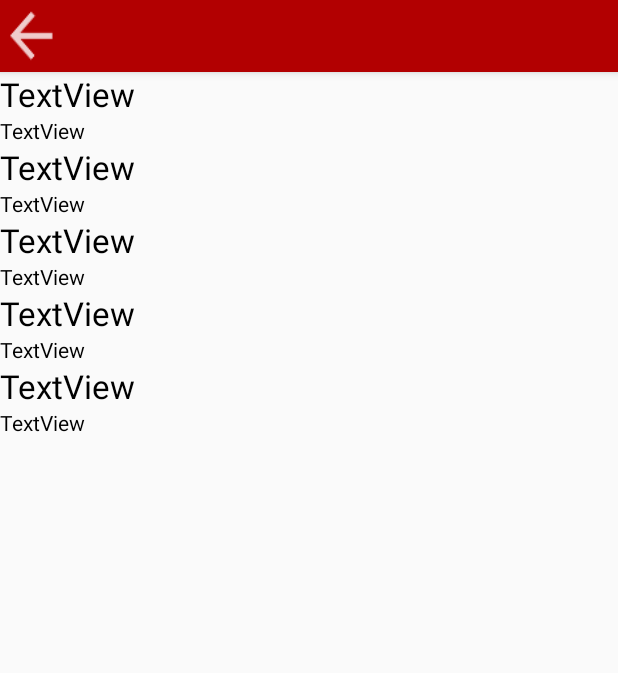
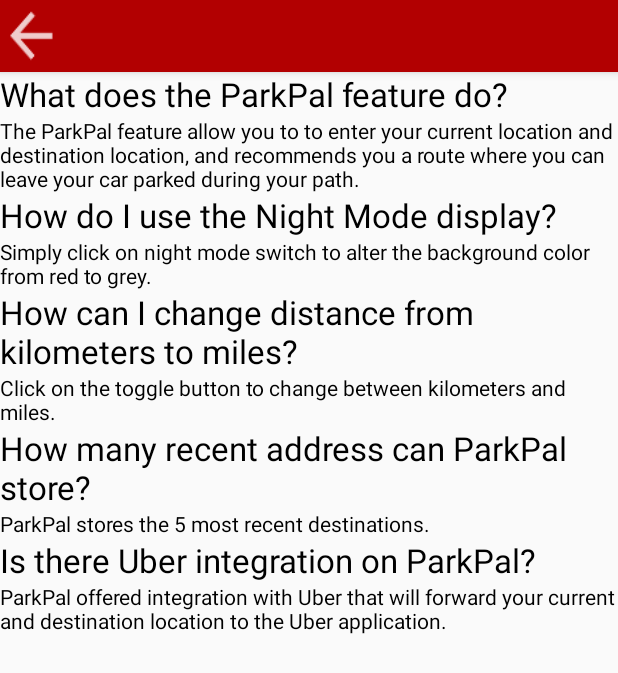
Before and after one commit to klaframboise/ParkPal, an Android app: the FAQSection screen opened directly, with no data from a screen before it, on a phone screen of 412 x 824 dp. Shown: the top 673 px of the screen. Run offline under Robolectric (Android 15) with nearby library versions, the phone set to English and light mode, and no system bars.

Commit message:
added the questions for the faq

```diff
--- a/ParkPal.Android/app/src/main/res/layout/activity_faq.xml
+++ b/ParkPal.Android/app/src/main/res/layout/activity_faq.xml
@@ -30,66 +30,66 @@
             android:id="@+id/textView4"
             android:layout_width="match_parent"
             android:layout_height="wrap_content"
-            android:text="TextView"
+            android:text="What does the ParkPal feature do? "
             android:textAppearance="@style/TextAppearance.AppCompat.Large" />
 
         <TextView
             android:id="@+id/textView9"
             android:layout_width="match_parent"
             android:layout_height="wrap_content"
-            android:text="TextView" />
+            android:text="The ParkPal feature allow you to to enter your current location and destination location, and recommends you a route where you can leave your car parked during your path. " />
 
         <TextView
             android:id="@+id/textView8"
             android:layout_width="match_parent"
             android:layout_height="wrap_content"
-            android:text="TextView"
+            android:text="How do I use the Night Mode display? "
             android:textAppearance="@style/TextAppearance.AppCompat.Large" />
 
         <TextView
             android:id="@+id/textView7"
             android:layout_width="match_parent"
             android:layout_height="wrap_content"
-            android:text="TextView" />
+            android:text="Simply click on night mode switch to alter the background color from red to grey." />
 
         <TextView
             android:id="@+id/textView6"
             android:layout_width="match_parent"
             android:layout_height="wrap_content"
-            android:text="TextView"
+            android:text="How can I change distance from kilometers to miles? "
             android:textAppearance="@style/TextAppearance.AppCompat.Large" />
 
         <TextView
             android:id="@+id/textView5"
             android:layout_width="match_parent"
             android:layout_height="wrap_content"
-            android:text="TextView" />
+            android:text="Click on the toggle button to change between kilometers and miles." />
 
         <TextView
             android:id="@+id/textView13"
             android:layout_width="match_parent"
             android:layout_height="wrap_content"
-            android:text="TextView"
+            android:text="How many recent address can ParkPal store?"
             android:textAppearance="@style/TextAppearance.AppCompat.Large" />
 
         <TextView
             android:id="@+id/textView12"
             android:layout_width="match_parent"
             android:layout_height="wrap_content"
-            android:text="TextView" />
+            android:text="ParkPal stores the 5 most recent destinations. " />
 
         <TextView
             android:id="@+id/textView11"
             android:layout_width="match_parent"
             android:layout_height="wrap_content"
-            android:text="TextView"
+            android:text="Is there Uber integration on ParkPal? "
             android:textAppearance="@style/TextAppearance.AppCompat.Large" />
 
         <TextView
             android:id="@+id/textView14"
             android:layout_width="match_parent"
             android:layout_height="wrap_content"
-            android:text="TextView" />
+            android:text="ParkPal offered integration with Uber that will forward your current and destination location to the Uber application." />
 
 
     </LinearLayout>
```
